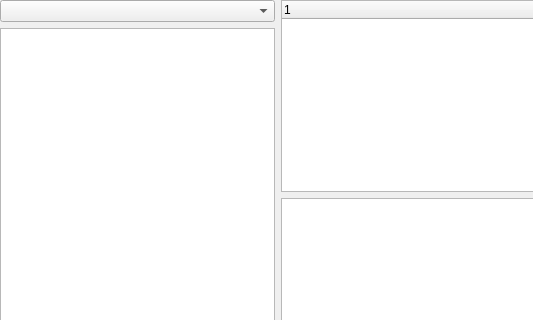
This is src/rcui/rcfileview.ui in KDAB/knut as Qt 5 draws it before an edit; both pictures show x 0 to 533 and y 0 to 320 of the 1024 by 768 pixel window. The edited form follows.
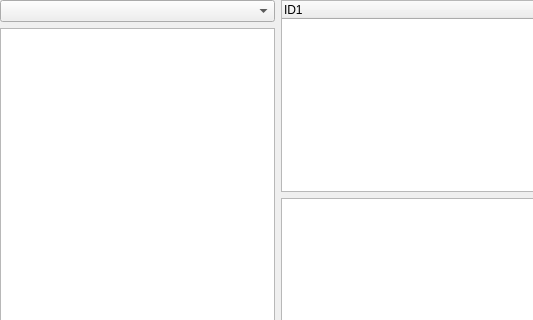
This is the edited form.

Patch:
```diff
--- a/src/rcui/rcfileview.ui
+++ b/src/rcui/rcfileview.ui
@@ -126,7 +126,7 @@
          </property>
          <column>
           <property name="text">
-           <string notr="true">1</string>
+           <string notr="true">ID1</string>
           </property>
          </column>
         </widget>
```
